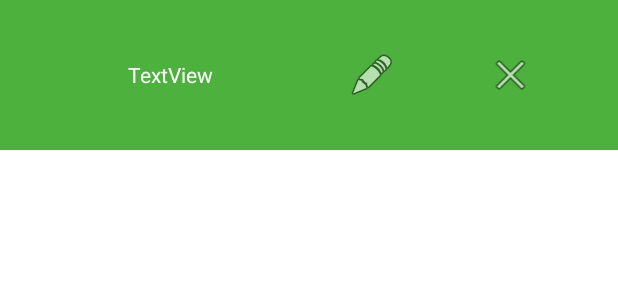
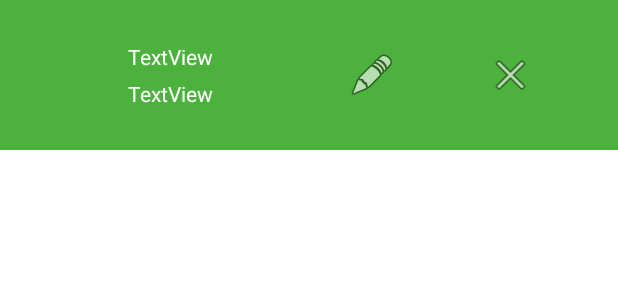
Before and after one commit to msabate00/WaiterMe, an Android app: the layout item_table.xml on its own in the app's theme, with its tools: preview values and no code run, on a phone screen of 412 x 824 dp. Shown: the top 300 px of the screen. Run offline under Robolectric (Android 15) with nearby library versions, the light colour scheme and no system bars.

Commit message:
MSM - CRUD tables hecho

```diff
--- a/app/src/main/java/cat/copernic/msabatem/waiterme/Admin/ManageTables/TablesViewAdapter.kt
+++ b/app/src/main/java/cat/copernic/msabatem/waiterme/Admin/ManageTables/TablesViewAdapter.kt
@@ -41,8 +41,9 @@ class TablesViewAdapter(val tables: ArrayList<Table>): RecyclerView.Adapter<Tabl
                 view.setBackgroundResource(R.color.green_2);
             }
             view.findViewById<TextView>(R.id.tv_Item_Table_name).text = table.name;
+            view.findViewById<TextView>(R.id.tv_Item_Table_people).text = "Max Ppl: " + table.max_people.toString();
             view.findViewById<ImageView>(R.id.iv_Item_Table_edit).setOnClickListener {
-                editDialog(view, table.id ?: 0);
+                editDialog(view,table, table.id ?: 0);
             }
             view.findViewById<ImageView>(R.id.iv_Item_Table_Delete).setOnClickListener {
                 Utils().deleteTable(table.id ?: 0);
@@ -50,17 +51,19 @@ class TablesViewAdapter(val tables: ArrayList<Table>): RecyclerView.Adapter<Tabl
             }
         }
 
-        private fun editDialog(view: View, id: Int){
+        private fun editDialog(view: View,table: Table, id: Int){
             val builder = AlertDialog.Builder(view.context);
             builder.setTitle(R.string.edit_table);
             val input_name = EditText(view.context);
             input_name.setPadding(10);
             input_name.width = 500;
+            input_name.setText(table.name);
 
             val input_max = EditText(view.context);
             input_max.setPadding(10);
             input_max.width = 500;
             input_max.inputType = TYPE_CLASS_NUMBER;
+            input_max.setText(table.max_people.toString());
 
             val layout = LinearLayout(view.context);
             layout.orientation = LinearLayout.VERTICAL;
--- a/app/src/main/res/layout/item_table.xml
+++ b/app/src/main/res/layout/item_table.xml
@@ -7,15 +7,32 @@
     android:gravity="center"
     android:padding="25dp">
 
-    <TextView
-        android:id="@+id/tv_Item_Table_name"
+    <LinearLayout
         android:layout_width="wrap_content"
-        android:layout_height="wrap_content"
+        android:layout_height="match_parent"
         android:layout_weight="1"
         android:background="#00FFFFFF"
-        android:gravity="center"
-        android:text="TextView"
-        android:textColor="@color/white" />
+        android:orientation="vertical">
+
+        <TextView
+            android:id="@+id/tv_Item_Table_name"
+            android:layout_width="match_parent"
+            android:layout_height="wrap_content"
+            android:layout_weight="1"
+            android:background="#00FFFFFF"
+            android:gravity="center"
+            android:text="TextView"
+            android:textColor="@color/white" />
+        <TextView
+            android:id="@+id/tv_Item_Table_people"
+            android:layout_width="match_parent"
+            android:layout_height="wrap_content"
+            android:layout_weight="1"
+            android:background="#00FFFFFF"
+            android:gravity="center"
+            android:text="TextView"
+            android:textColor="@color/white" />
+    </LinearLayout>
 
     <LinearLayout
         android:layout_width="wrap_content"
```
